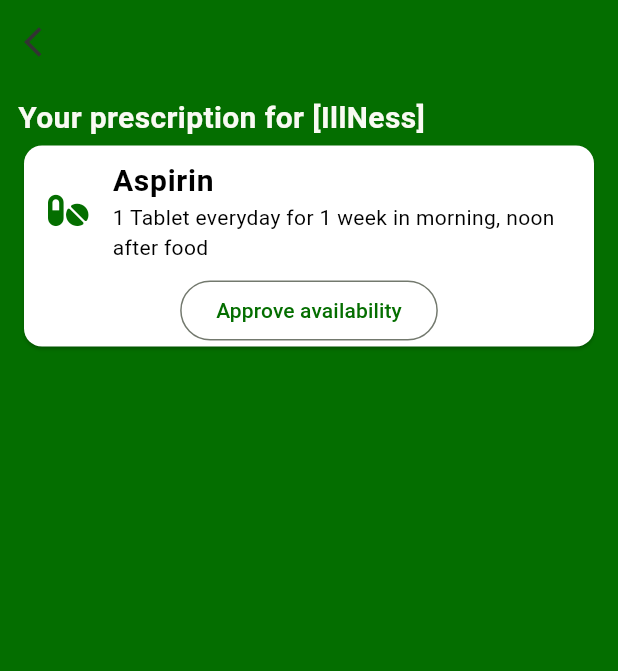
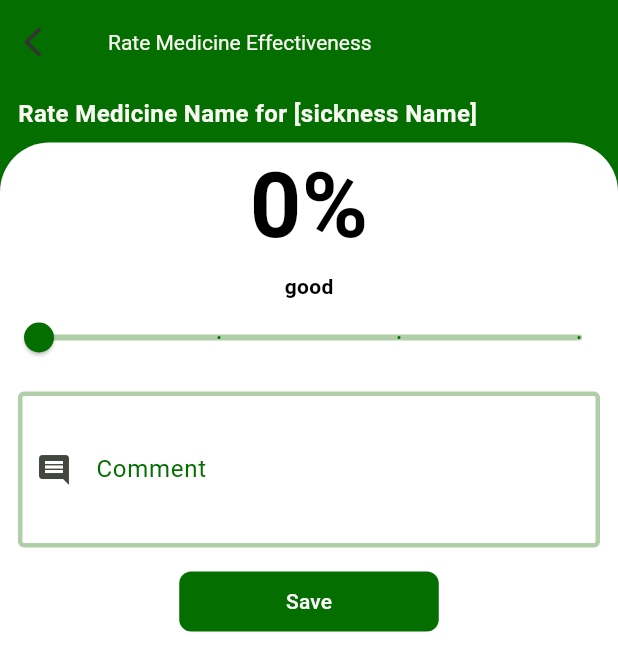
Before and after one commit to nahimanajz/Healthier, a Flutter app: the screen it shows after launch, on a phone screen of 412 x 824 dp. Shown: the top 671 px of the screen. Run offline on Flutter 3.47's test engine with Material 2 defaults, Android fonts, the phone set to English and light mode, and no system bars; our stand-ins replace flutter_svg, font_awesome_flutter, select_form_field.

Commit message:
feat: add rate medicine screen

```diff
--- a/lib/main.dart
+++ b/lib/main.dart
@@ -1,5 +1,5 @@
 import 'package:flutter/material.dart';
-import 'package:healthier/screens/view.prescription.dart';
+import 'package:healthier/screens/rate.medicine.screen.dart';
 
 import 'utils/color_schemes.g.dart';
 
@@ -11,9 +11,12 @@ void main() {
       themeMode: ThemeMode.system,
       debugShowCheckedModeBanner: false,
       //home: const HomeScreen(),
+
       // home: const PrescribeScreen(),
       // home: const DosageScreen(),
-      home: const ViewPrescriptionScreen(),
+      //home: const ViewPrescriptionScreen(),
+
+      home: const RateMedicineScreen(),
     ),
   );
 }
--- /dev/null
+++ b/lib/screens/rate.medicine.screen.dart
@@ -0,0 +1,147 @@
+import 'package:flutter/material.dart';
+
+import '../utils/color_schemes.g.dart';
+import '../widgets/styles/KTextStyle.dart';
+
+enum MedicineRates { bad, good, healthy }
+
+class RateMedicineScreen extends StatefulWidget {
+  const RateMedicineScreen({super.key});
+
+  @override
+  State<RateMedicineScreen> createState() => _RateMedicineScreenState();
+}
+
+class _RateMedicineScreenState extends State<RateMedicineScreen> {
+  double _currentSlideValue = 0.0;
+  @override
+  Widget build(BuildContext context) {
+    var healthPercent = _currentSlideValue.round().toString();
+    return Scaffold(
+      appBar: AppBar(
+        leading: IconButton(
+          onPressed: () {
+            //TODO: this back works after implementing navigations
+            Navigator.pop(context);
+          },
+          icon: const Icon(Icons.arrow_back_ios),
+        ),
+        title: KTextStyle(
+          text: 'Rate Medicine Effectiveness',
+          color: lightColorScheme.surface,
+          size: 14.0,
+        ),
+        backgroundColor: lightColorScheme.primary,
+      ),
+      body: SafeArea(
+        child: Container(
+          color: lightColorScheme.primary,
+          child: ListView(
+            children: [
+              Flexible(
+                flex: 1,
+                //TODO: put every state value at appropriate location in below long text
+                child: Container(
+                  padding: const EdgeInsets.fromLTRB(12.0, 8.0, 12.0, 8.0),
+                  child: KTextStyle(
+                    text: '''Rate Medicine Name for [sickness Name]''',
+                    color: lightColorScheme.surface,
+                    fontWeight: FontWeight.w700,
+                    size: 16.0,
+                  ),
+                ),
+              ),
+              Flexible(
+                  child: Container(
+                decoration: BoxDecoration(
+                    borderRadius: const BorderRadius.only(
+                        topLeft: Radius.circular(33.0),
+                        topRight: Radius.circular(33.0)),
+                    color: lightColorScheme.onPrimary),
+                height: MediaQuery.of(context).size.height,
+                child: Column(
+                  children: [
+                    KTextStyle(
+                      text: '$healthPercent%',
+                      color: lightColorScheme.scrim,
+                      size: 60.0,
+                      fontWeight: FontWeight.bold,
+                    ),
+                    KTextStyle(
+                      text: MedicineRates.good.name,
+                      color: lightColorScheme.scrim,
+                      size: 14.0,
+                      fontWeight: FontWeight.bold,
+                    ),
+                    Slider(
+                        value: _currentSlideValue,
+                        label: healthPercent,
+                        max: 100,
+                        activeColor: lightColorScheme.primary,
+                        inactiveColor: lightColorScheme.secondary,
+                        divisions: 3,
+                        onChanged: (value) {
+                          setState(() {
+                            _currentSlideValue = value;
+                          });
+                        }),
+                    Padding(
+                      padding: const EdgeInsets.all(12.0),
+                      child: TextField(
+                        minLines: 3,
+                        maxLines: null,
+                        keyboardType: TextInputType.multiline,
+                        decoration: InputDecoration(
+                          labelText: "Comment",
+                          //hintText: 'How did you feel about this medicine?',
+                          hintText: 'Enter a search term',
+                          labelStyle:
+                              TextStyle(color: lightColorScheme.primary),
+                          prefixIcon: Icon(Icons.comment),
+                          enabledBorder: OutlineInputBorder(
+                            borderSide: BorderSide(
+                                width: 3, color: lightColorScheme.secondary),
+                          ),
+                          focusedBorder: OutlineInputBorder(
+                            borderSide: BorderSide(
+                                width: 2, color: lightColorScheme.primary),
+                          ),
+                          errorBorder: const OutlineInputBorder(
+                            borderSide: BorderSide(
+                                width: 3,
+                                color: Color.fromARGB(255, 66, 125, 145)),
+                          ),
+                          border: OutlineInputBorder(
+                            borderRadius: BorderRadius.circular(8.0),
+                            borderSide: BorderSide(
+                                width: 7, color: lightColorScheme.primary),
+                          ),
+                        ),
+                      ),
+                    ),
+                    FilledButton(
+                      onPressed:
+                          () {}, //TODO: show toast once data are saved in db
+                      style: ElevatedButton.styleFrom(
+                        padding: const EdgeInsets.symmetric(horizontal: 64.0),
+                        shape: RoundedRectangleBorder(
+                          borderRadius: BorderRadius.circular(
+                              8.0), // Custom border radius
+                        ),
+                        backgroundColor: lightColorScheme.primary,
+                      ),
+                      child: KTextStyle(
+                          text: '  Save  ',
+                          color: lightColorScheme.onPrimary,
+                          size: 14.0),
+                    ),
+                  ],
+                ),
+              ))
+            ],
+          ),
+        ),
+      ),
+    );
+  }
+}
```
